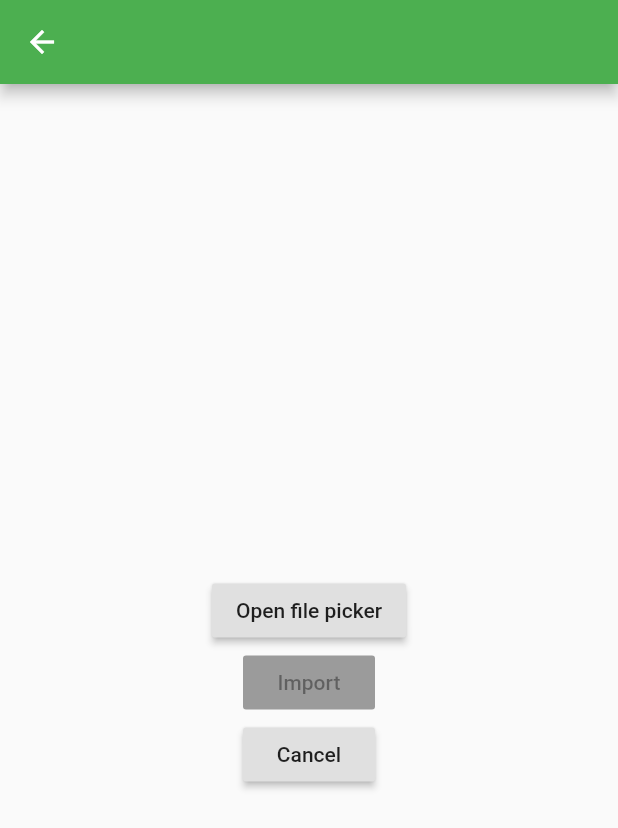
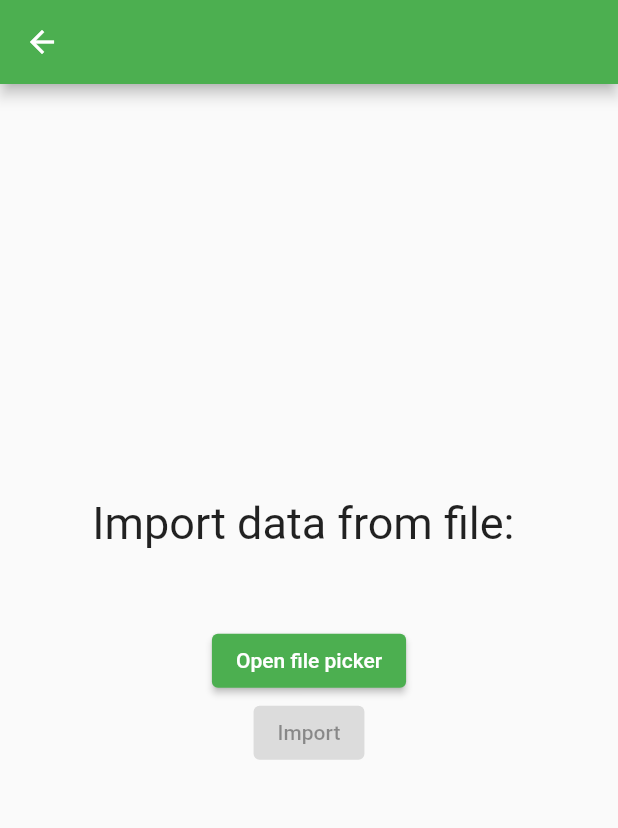
Before and after one commit to Bopzor/the_pret, a Flutter app: the ImportScreen screen opened directly with empty values, on a phone screen of 412 x 824 dp. Shown: the top 828 px of the screen. Run offline on Flutter 3.47's test engine with Material 2 defaults, Android fonts, the phone set to English and light mode, and no system bars; our stand-ins replace audioplayers, file_picker, flutter_speed_dial, shared_preferences; accounts and stored records are empty.

Commit message:
style import page

```diff
--- a/lib/ImportScreen.dart
+++ b/lib/ImportScreen.dart
@@ -56,10 +56,6 @@ class _ImportScreenState extends State<ImportScreen> {
     }
   }
 
-  void _clearCachedFiles() {
-    FilePicker.platform.clearTemporaryFiles();
-  }
-
   Future<void> readFile() async {
     try {
       final file = File(_fileName);
@@ -108,12 +104,16 @@ class _ImportScreenState extends State<ImportScreen> {
 
 
       if (missing.length <= 0) {
-        setState(() => _teasList = teasList);
+        setState(() {
+          _teasList = teasList;
+          _error = null;
+        });
       } else {
         setState(() => _error = 'Invalid file');
       }
     } catch (e) {
       print(e.toString());
+      setState(() => _error = 'Invalid file');
 
       return;
     }
@@ -131,26 +131,16 @@ class _ImportScreenState extends State<ImportScreen> {
         padding: const EdgeInsets.only(left: 10.0, right: 10.0),
         child: SingleChildScrollView(
           child: Column(
-            mainAxisAlignment: MainAxisAlignment.center,
+            mainAxisAlignment: MainAxisAlignment.spaceBetween,
             children: <Widget>[
+              Text('Import data from file: ', style: TextStyle(fontSize: 30),),
               Padding(
                 padding: const EdgeInsets.only(top: 50.0, bottom: 20.0),
                 child: Column(
                   children: <Widget>[
-                    RaisedButton(
+                    ElevatedButton(
                       onPressed: () => _openFileExplorer(),
                       child: Text("Open file picker"),
-                    ),
-                    RaisedButton(
-                      onPressed: _teasList == null ? null : () => widget.mergeTeas(_teasList),
-                      child: Text("Import"),
-                    ),
-                    RaisedButton(
-                      onPressed: () => _clearCachedFiles(),
-                      child: Text("Cancel"),
-                    ),
-                  ],
-                ),
                     ),
                     Builder(
                       builder: (BuildContext context) => _loadingPath
@@ -166,24 +156,31 @@ class _ImportScreenState extends State<ImportScreen> {
                           : _path != null
                             ? Container(
                                 padding: const EdgeInsets.only(bottom: 30.0),
-                            height:
-                                MediaQuery.of(context).size.height * 0.50,
+                                height: 50,
                                 child: Scrollbar(
-                                child: ListView.separated(
-                              itemCount: 1,
-                              itemBuilder:
-                                (BuildContext context, int index) {
-                                  final String name = 'File ' + _fileName ?? '...';
+                                  child: Row(
+                                    mainAxisAlignment: MainAxisAlignment.center,
+                                    crossAxisAlignment: CrossAxisAlignment.center,
+                                    children: [
+                                      Icon(_error == null ? Icons.check : Icons.close, color: _error == null ? Theme.of(context).accentColor : Colors.red),
+                                      () {
+                                        final String name = _fileName.split('/')[_fileName.split('/').length -1];
 
-                                  return ListTile(title: Text(name));
-                                },
-                                separatorBuilder:
-                                  (BuildContext context, int index) =>
-                                    const Divider(),
+                                        return Text(name, style: TextStyle(fontSize: 20),);
+                                      }(),
+                                    ],
                                     )
                                 ),
                               )
                             : const SizedBox(),
+                    ),
+                    ElevatedButton(
+                      onPressed: _teasList == null ? null : () => widget.mergeTeas(_teasList),
+                      child: Text("Import"),
+                    ),
+                    Text(_error == null ? '' : _error, style: TextStyle(color: Colors.red[400]),),
+                  ],
+                ),
               ),
               ],
             ),
```
Lines whose indentation alone changed are shown as unchanged.
